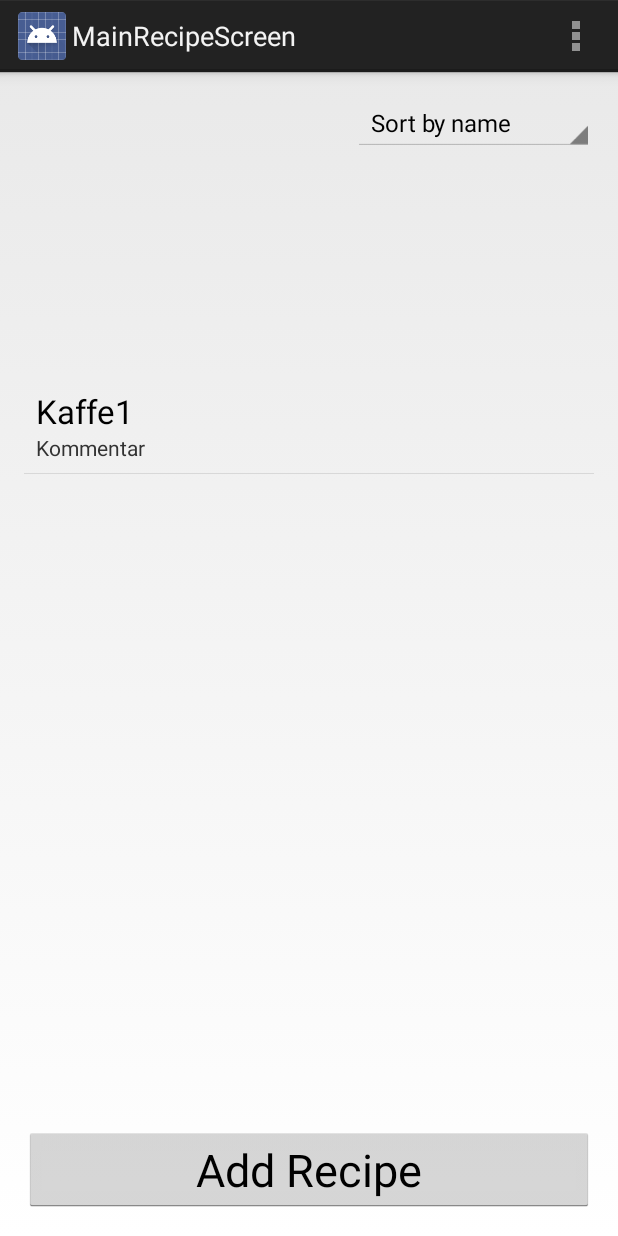
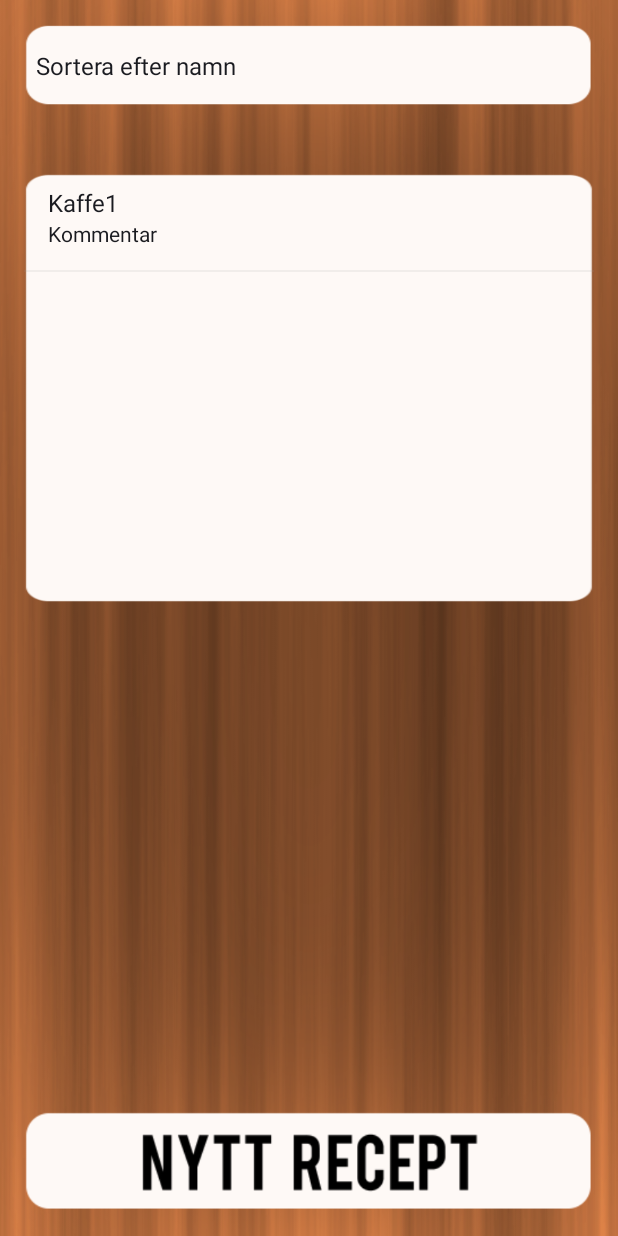
Before and after one commit to Happsson/CoffeeKeeper, an Android app: the screen it shows after launch (MainRecipeScreen), on a phone screen of 412 x 824 dp. Run offline under Robolectric (Android 15) with nearby library versions, the phone set to English and light mode, and no system bars.

Commit message:
Graphics added!

```diff
--- a/app/src/main/java/nu/geeks/coffeekeeper/MainRecipeScreen.java
+++ b/app/src/main/java/nu/geeks/coffeekeeper/MainRecipeScreen.java
@@ -32,8 +32,8 @@ public class MainRecipeScreen extends Activity {
     private ArrayAdapter<Dataholder> recipeAdapter;
 
     private final String[] SORTOPTIONS = {
-            "Sort by name",
-            "Sort by brew time"
+            "Sortera efter namn",
+            "Sortera efter bryggtid"
     };
 
     private static final String TAG = MainRecipeScreen.class.getSimpleName();
@@ -42,13 +42,8 @@ public class MainRecipeScreen extends Activity {
     protected void onCreate(Bundle savedInstanceState) {
         super.onCreate(savedInstanceState);
         setContentView(R.layout.activity_main_recipe_screen);
-
         initializeView();
-
         initializeButton();
-
-
-
     }
 
     private void initializeButton() {
@@ -93,6 +88,8 @@ public class MainRecipeScreen extends Activity {
     protected void onActivityResult(int requestCode, int resultCode, Intent data) {
         if(requestCode == CREATE_RECIPE){
             if(resultCode == RESULT_OK){
+
+
                 //Data recieved from CreateRecipe. Save it to recipies.
                 Dataholder newRecipe = new Dataholder();
                 String[] dataReceived = data.getStringArrayExtra("ReturnData");
@@ -121,6 +118,7 @@ public class MainRecipeScreen extends Activity {
         listRecipes = (ListView) findViewById(R.id.listRecipes);
         sSort = (Spinner) findViewById(R.id.sSort);
 
+       // recipes = GlobalRecipeList.getInstance().recipeList;
         recipes = new ArrayList<Dataholder>();
 
         fillWithExampleRecipes();
@@ -165,7 +163,6 @@ public class MainRecipeScreen extends Activity {
     }
 
     /**
-     * Fill list with dummy recipes. "ABC", "BCD", "CDE", and so on.
      */
     private void fillWithExampleRecipes() {
         Dataholder test = new Dataholder();
--- a/app/src/main/res/layout/activity_main_recipe_screen.xml
+++ b/app/src/main/res/layout/activity_main_recipe_screen.xml
@@ -4,7 +4,8 @@
     android:paddingRight="@dimen/activity_horizontal_margin"
     android:paddingTop="@dimen/activity_vertical_margin"
     android:paddingBottom="@dimen/activity_vertical_margin"
-    tools:context="nu.geeks.coffeekeeper.MainRecipeScreen">
+    tools:context="nu.geeks.coffeekeeper.MainRecipeScreen"
+    android:background="@drawable/main_bg">
 
     <FrameLayout
         android:layout_width="fill_parent"
@@ -14,23 +15,28 @@
 
         <Button
             android:layout_width="fill_parent"
-            android:layout_height="wrap_content"
-            android:text="Add Recipe"
+            android:layout_height="67dp"
             android:id="@+id/bNewRecipe"
             android:layout_gravity="center_horizontal|bottom"
-            android:textSize="30dp" />
+            android:textSize="30dp"
+            android:background="@drawable/knapp_nyrecept_sv"
+            android:paddingTop="20dp" />
+
+        <Spinner
+            android:layout_width="wrap_content"
+            android:layout_height="55dp"
+            android:id="@+id/sSort"
+            android:layout_gravity="right|top"
+            android:background="@drawable/button_bg" />
 
         <ListView
             android:layout_width="wrap_content"
-            android:layout_height="369dp"
+            android:layout_height="285dp"
             android:id="@+id/listRecipes"
-            android:layout_gravity="center" />
-
-        <Spinner
-            android:layout_width="wrap_content"
-            android:layout_height="wrap_content"
-            android:id="@+id/sSort"
-            android:layout_gravity="right|top" />
+            android:layout_gravity="center_horizontal|top"
+            android:paddingBottom="10dp"
+            android:background="@drawable/box_bg"
+            android:layout_marginTop="100dp" />
 
     </FrameLayout>
 </RelativeLayout>
```
Also changed, not shown: app/src/main/AndroidManifest.xml (+8 -0 lines), app/src/main/java/nu/geeks/coffeekeeper/CreateRecipe.java (+15 -0 lines), app/src/main/java/nu/geeks/coffeekeeper/GLOBAL_VARS.java (deleted, +0 -11 lines), app/src/main/java/nu/geeks/coffeekeeper/GlobalRecipeList.java (added, +28 -0 lines), app/src/main/res/layout/activity_create_recipe.xml (+5 -2 lines), app/src/main/res/drawable-xxxhdpi/ic_launcher.png (added), app/src/main/res/drawable/box_bg.png (added), app/src/main/res/drawable/button_bg.png (added), app/src/main/res/drawable/ic_launcher_web.png (added), app/src/main/res/drawable/knapp_nyrecept.png (added), app/src/main/res/drawable/knapp_nyrecept_sv.png (added), app/src/main/res/drawable/main_bg.png (added), app/src/main/res/mipmap-hdpi/ic_launcher.png, app/src/main/res/mipmap-mdpi/ic_launcher.png, 2 more files.
